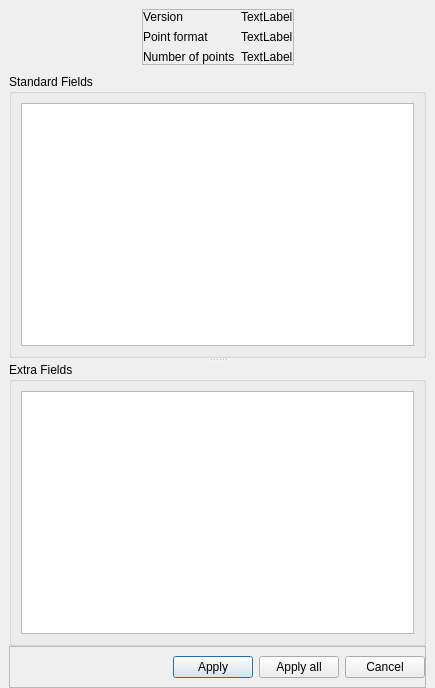
Qt form plugins/core/IO/qLASIO/ui/lasopendialog.ui (CloudCompare/CloudCompare) before a commit.
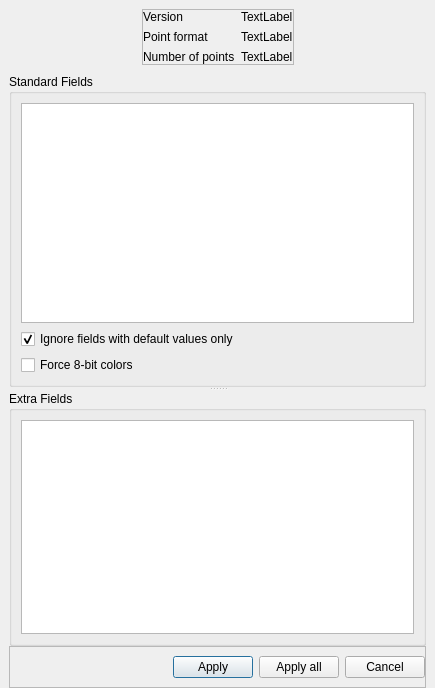
The same form after that commit.

Commit message: LAS: Add forced 8 bit rgb mode && option to load fields with default values

Patch:
```diff
--- a/plugins/core/IO/qLASIO/ui/lasopendialog.ui
+++ b/plugins/core/IO/qLASIO/ui/lasopendialog.ui
@@ -188,6 +188,23 @@
              <item>
               <widget class="QListWidget" name="availableScalarFields"/>
              </item>
+             <item>
+              <widget class="QCheckBox" name="ignoreFieldsWithDefaultValuesCheckBox">
+               <property name="text">
+                <string>Ignore fields with default values only</string>
+               </property>
+               <property name="checked">
+                <bool>true</bool>
+               </property>
+              </widget>
+             </item>
+             <item>
+              <widget class="QCheckBox" name="force8bitColorsCheckBox">
+               <property name="text">
+                <string>Force 8-bit colors</string>
+               </property>
+              </widget>
+             </item>
             </layout>
            </widget>
            <widget class="QGroupBox" name="extraScalarFieldsFrame">
```
The commit also changes 5 other files.
